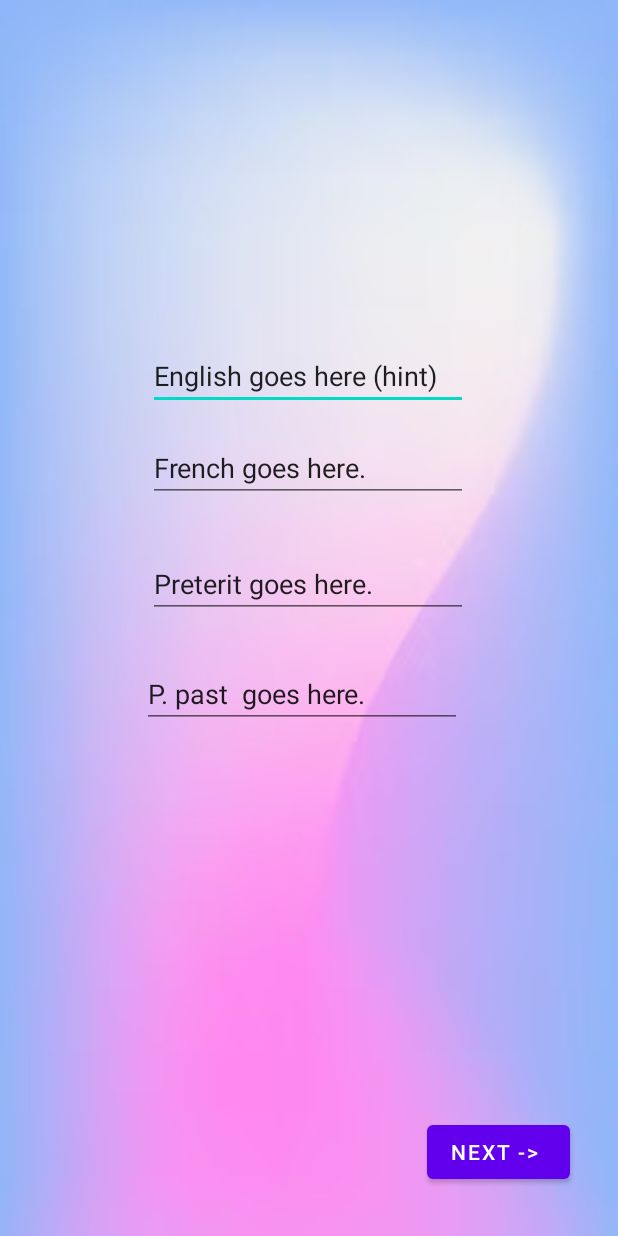
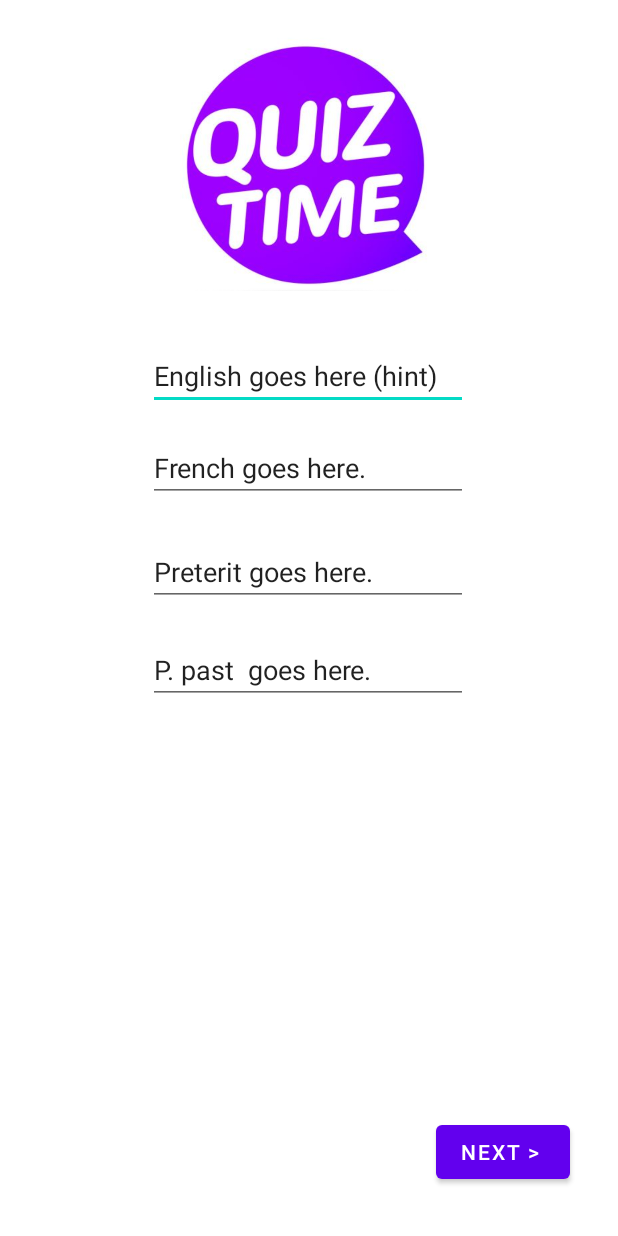
Before and after one commit to MassiGy/teachme.io, an Android app: the classic_test_view screen opened directly, with no data from a screen before it, on a phone screen of 412 x 824 dp. Run offline under Robolectric (Android 15) with nearby library versions, the phone set to English and light mode, and no system bars; 4 statements that could not run were skipped.

Commit message:
+dev-massigy: changer the design of the classic test view

```diff
--- a/src/app/src/main/res/layout/activity_classic_test_view.xml
+++ b/src/app/src/main/res/layout/activity_classic_test_view.xml
@@ -7,7 +7,7 @@
     android:configChanges="orientation"
     android:screenOrientation="portrait"
     tools:ignore="LockedOrientationActivity"
-    android:background="@drawable/teachme_io_bg"
+
     tools:context=".classic_test_view">
 
     <Button
@@ -16,7 +16,7 @@
         android:layout_height="wrap_content"
         android:layout_marginEnd="32dp"
         android:layout_marginBottom="32dp"
-        android:text="Next -> "
+        android:text="Next > "
         app:layout_constraintBottom_toBottomOf="parent"
         app:layout_constraintEnd_toEndOf="parent" />
 
@@ -48,7 +48,7 @@
         android:id="@+id/classic_test_preterit"
         android:layout_width="wrap_content"
         android:layout_height="wrap_content"
-        android:layout_marginTop="32dp"
+        android:layout_marginTop="24dp"
         android:layout_marginEnd="100dp"
         android:ems="10"
         android:inputType="textPersonName"
@@ -60,12 +60,22 @@
         android:id="@+id/classic_test_past_participle"
         android:layout_width="wrap_content"
         android:layout_height="wrap_content"
-        android:layout_marginTop="28dp"
-        android:layout_marginEnd="104dp"
+        android:layout_marginTop="20dp"
+        android:layout_marginEnd="100dp"
         android:ems="10"
         android:inputType="textPersonName"
         android:text="P. past  goes here."
         app:layout_constraintEnd_toEndOf="parent"
         app:layout_constraintTop_toBottomOf="@+id/classic_test_preterit" />
 
+    <ImageView
+        android:id="@+id/imageView4"
+        android:layout_width="200dp"
+        android:layout_height="180dp"
+        android:layout_marginTop="16dp"
+        app:layout_constraintEnd_toEndOf="parent"
+        app:layout_constraintStart_toStartOf="parent"
+        app:layout_constraintTop_toTopOf="parent"
+        app:srcCompat="@drawable/teachme_io_test_image" />
+
 </androidx.constraintlayout.widget.ConstraintLayout>
```
Also changed, not shown: src/app/src/main/res/drawable/teachme_io_test_icone.png (added), src/app/src/main/res/drawable/teachme_io_test_image.jpg (added).
